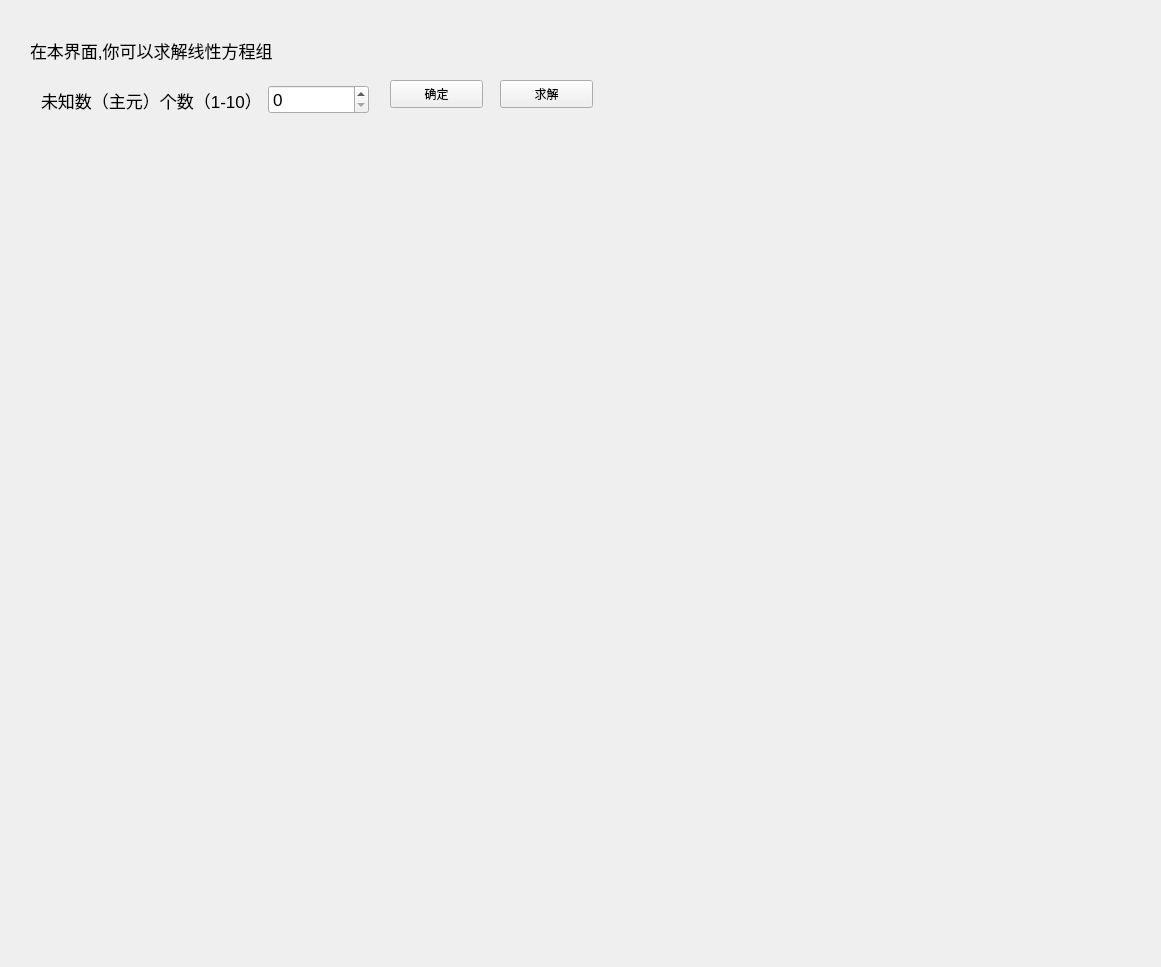
Qt form caculator(with qt gui)/caculator(with qt gui)/LinearEquation_gui.ui (AhaLims/calculator) before a commit.
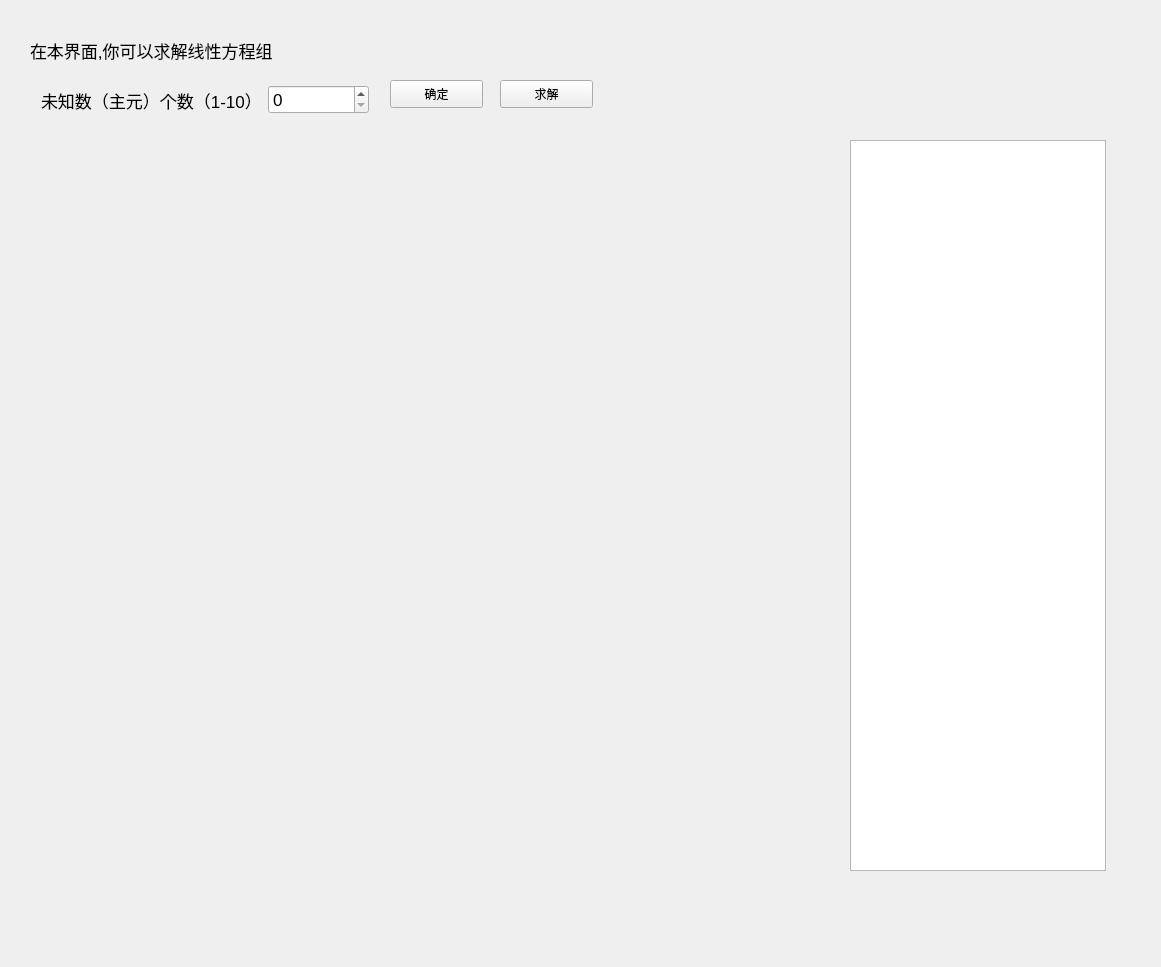
The same form after that commit.

Commit message: modified linear equation part and built poly class

```diff
--- a/caculator(with qt gui)/caculator(with qt gui)/LinearEquation_gui.ui
+++ b/caculator(with qt gui)/caculator(with qt gui)/LinearEquation_gui.ui
@@ -101,16 +101,15 @@
     <string>求解</string>
    </property>
   </widget>
-  <widget class="QWidget" name="verticalLayoutWidget_2">
+  <widget class="QTextBrowser" name="answer_show">
    <property name="geometry">
     <rect>
-     <x>970</x>
-     <y>130</y>
-     <width>160</width>
-     <height>80</height>
+     <x>850</x>
+     <y>140</y>
+     <width>256</width>
+     <height>731</height>
     </rect>
    </property>
-   <layout class="QVBoxLayout" name="verticalLayout_ans"/>
   </widget>
  </widget>
  <layoutdefault spacing="6" margin="11"/>
```
The commit also changes 22 other files.
